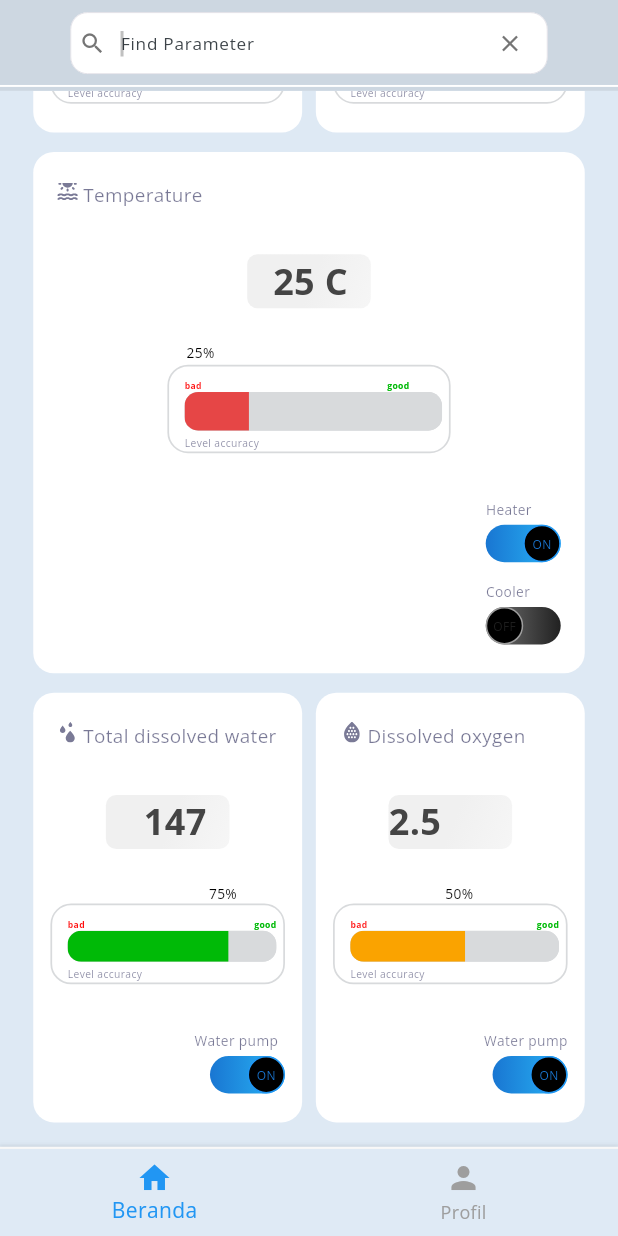
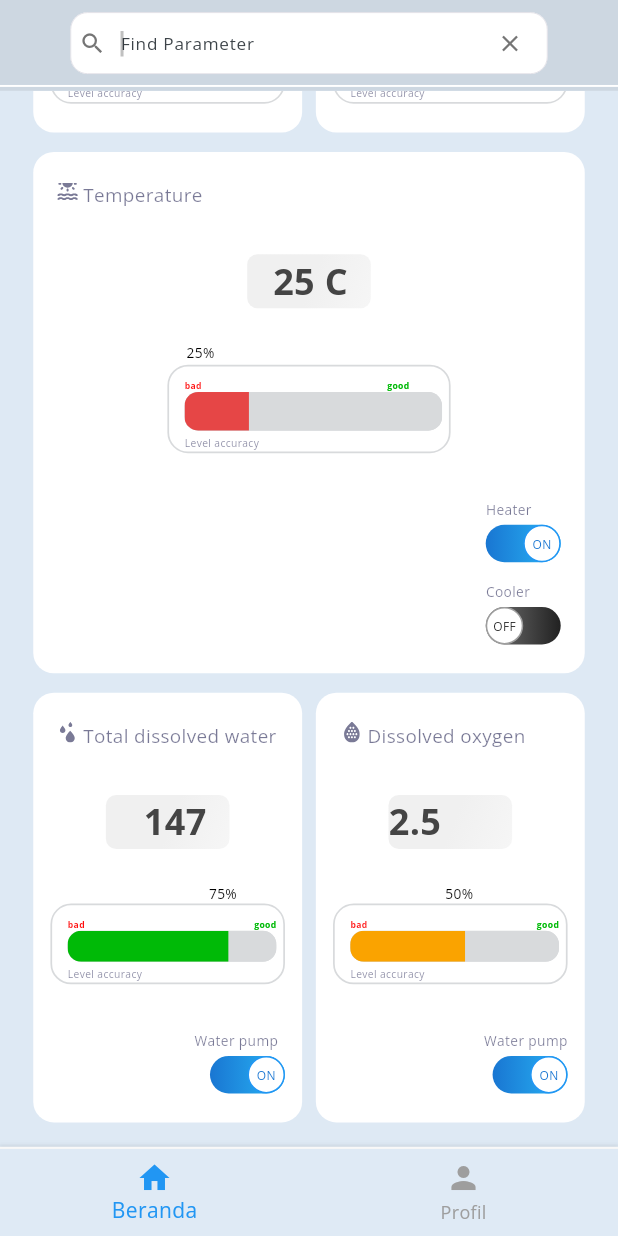
Before and after one commit to ZaeNau/TA-Capstone-Project_AquaKoi, a Flutter app: the DashboardScreen screen opened by its route, scrolled down 247 dp, on a phone screen of 412 x 824 dp. Run offline on Flutter 3.47's test engine with Material 3 defaults, Android fonts, the phone set to English and light mode, and no system bars; our stand-ins replace cached_network_image, firebase_auth, flutter_svg, fluttertoast; accounts and stored records are empty; project files that could hold a hidden picture were left out.

Commit message:
ganti warna

```diff
--- a/AquaKoi-main/lib/Presentation/dashboard_screen.dart
+++ b/AquaKoi-main/lib/Presentation/dashboard_screen.dart
@@ -60,7 +60,7 @@ class _ToggleButtonState extends State<ToggleButton> {
                 width: 25,
                 height: 25,
                 decoration: BoxDecoration(
-                  color: isOn ? Color.fromARGB(255, 0, 0, 0) : Color.fromARGB(255, 0, 0, 0), // Toggle button color
+                  color: isOn ? const Color.fromARGB(255, 255, 255, 255) : const Color.fromARGB(255, 255, 255, 255), // Toggle button color
                   shape: BoxShape.circle,
                   border: Border.all(
                     color: isOn ? Colors.blue : Colors.grey, // Border color
```
